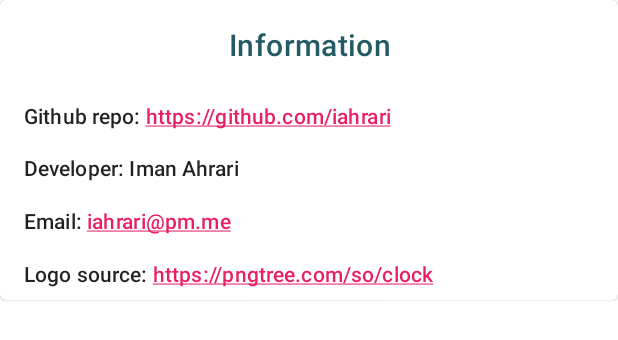
After one commit to iahrari/AndroidSimpleReminder, an Android app: the layout information_layout.xml on its own in the app's theme, with its tools: preview values and no code run, on a phone screen of 412 x 824 dp. The commit adds this screen. Shown: the top 340 px of the screen. Run offline under Robolectric (Android 15) with nearby library versions, the phone set to English and light mode, and no system bars.

Commit message:
Added info section

```diff
--- /dev/null
+++ b/app/src/main/res/drawable/ic_info.xml
@@ -0,0 +1,5 @@
+<vector android:height="24dp" android:tint="#FFFFFF"
+    android:viewportHeight="24" android:viewportWidth="24"
+    android:width="24dp" xmlns:android="http://schemas.android.com/apk/res/android">
+    <path android:fillColor="@android:color/white" android:pathData="M12,2C6.48,2 2,6.48 2,12s4.48,10 10,10 10,-4.48 10,-10S17.52,2 12,2zM13,17h-2v-6h2v6zM13,9h-2L11,7h2v2z"/>
+</vector>
--- /dev/null
+++ b/app/src/main/res/layout/information_layout.xml
@@ -0,0 +1,71 @@
+<?xml version="1.0" encoding="utf-8"?>
+<layout xmlns:android="http://schemas.android.com/apk/res/android">
+    <com.google.android.material.card.MaterialCardView
+        android:layout_width="match_parent"
+        android:layout_height="wrap_content">
+
+        <androidx.appcompat.widget.LinearLayoutCompat
+            android:layout_width="match_parent"
+            android:layout_height="wrap_content"
+            android:orientation="vertical">
+
+            <TextView
+                android:layout_width="match_parent"
+                android:layout_height="wrap_content"
+                android:id="@+id/information_title"
+                android:text="@string/information"
+                android:gravity="center"
+                android:layout_margin="16dp"
+                android:textAppearance="@style/TextAppearance.MaterialComponents.Headline6"
+                android:textColor="@color/colorPrimary"/>
+
+            <TextView
+                android:id="@+id/github_text"
+                android:layout_width="match_parent"
+                android:layout_height="wrap_content"
+                android:layout_marginVertical="8dp"
+                android:layout_marginHorizontal="16dp"
+                android:maxLines="1"
+                android:ellipsize="end"
+                android:autoLink="all"
+                android:text="@string/github_link"
+                android:textAppearance="@style/TextAppearance.MaterialComponents.Subtitle2"/>
+
+            <TextView
+                android:id="@+id/developer_text"
+                android:layout_width="match_parent"
+                android:layout_height="wrap_content"
+                android:layout_marginVertical="8dp"
+                android:layout_marginHorizontal="16dp"
+                android:maxLines="1"
+                android:ellipsize="end"
+                android:autoLink="all"
+                android:text="@string/developer"
+                android:textAppearance="@style/TextAppearance.MaterialComponents.Subtitle2"/>
+
+            <TextView
+                android:id="@+id/email_text"
+                android:layout_width="match_parent"
+                android:layout_height="wrap_content"
+                android:layout_marginVertical="8dp"
+                android:layout_marginHorizontal="16dp"
+                android:maxLines="1"
+                android:ellipsize="end"
+                android:autoLink="all"
+                android:text="@string/email"
+                android:textAppearance="@style/TextAppearance.MaterialComponents.Subtitle2"/>
+
+            <TextView
+                android:id="@+id/logo_text"
+                android:layout_width="match_parent"
+                android:layout_height="wrap_content"
+                android:layout_marginVertical="8dp"
+                android:layout_marginHorizontal="16dp"
+                android:maxLines="1"
+                android:ellipsize="end"
+                android:autoLink="all"
+                android:text="@string/logo_source"
+                android:textAppearance="@style/TextAppearance.MaterialComponents.Subtitle2"/>
+        </androidx.appcompat.widget.LinearLayoutCompat>
+    </com.google.android.material.card.MaterialCardView>
+</layout>
--- a/app/src/main/res/menu/main_menu.xml
+++ b/app/src/main/res/menu/main_menu.xml
@@ -5,4 +5,9 @@
         android:title="@string/settings"
         android:icon="@drawable/ic_settings"
         app:showAsAction="always"/>
+
+    <item android:id="@+id/information"
+        android:title="@string/information"
+        android:icon="@drawable/ic_info"
+        app:showAsAction="ifRoom"/>
 </menu>
--- a/app/src/main/res/values/strings.xml
+++ b/app/src/main/res/values/strings.xml
@@ -57,4 +57,9 @@
 
 
     <string name="channel" translatable="false">reminder channel</string>
+    <string name="information">Information</string>
+    <string name="github_link">Github repo: https://github.com/iahrari/AndroidSimpleReminder</string>
+    <string name="developer">Developer: Iman Ahrari</string>
+    <string name="email">Email: iahrari@pm.me</string>
+    <string name="logo_source">Logo source: https://pngtree.com/so/clock</string>
 </resources>
--- a/build.gradle
+++ b/build.gradle
@@ -7,7 +7,7 @@
         jcenter()
     }
     dependencies {
-        classpath 'com.android.tools.build:gradle:4.1.0'
+        classpath 'com.android.tools.build:gradle:4.1.2'
         classpath "org.jetbrains.kotlin:kotlin-gradle-plugin:$kotlin_version"
         classpath "androidx.navigation:navigation-safe-args-gradle-plugin:$navigation_version"
         classpath 'com.google.dagger:hilt-android-gradle-plugin:2.28-alpha'
```
Also changed, not shown: app/src/main/java/com/github/iahrari/reminder/ui/view/MainFragment.kt (+25 -10 lines), 3 other files.
